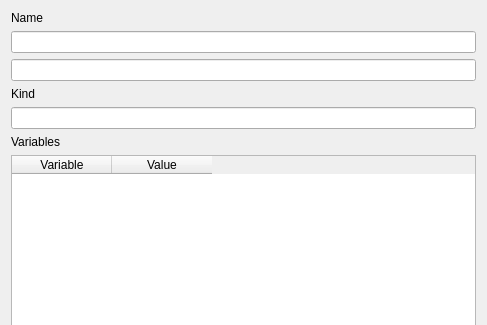
Above: freecad/PyrateWorkbench/Qt/dlg_cwov_edit.ui from mess42/pyrate before the change; both pictures show x 0 to 487 and y 0 to 325 of the 487 by 620 pixel window. Below: the same form after it.
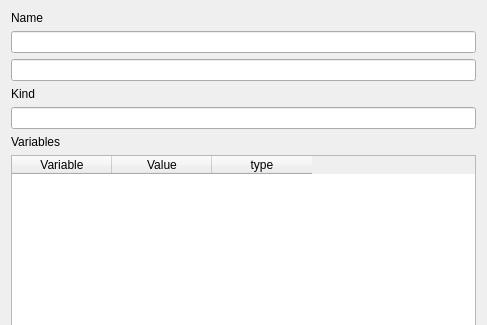
That is the form after the change.

Commit message: ui: interface for class with optimizable variables; missing: functionobject and optimizablevariable

```diff
--- a/freecad/PyrateWorkbench/Qt/dlg_cwov_edit.ui
+++ b/freecad/PyrateWorkbench/Qt/dlg_cwov_edit.ui
@@ -55,7 +55,7 @@
    <item row="8" column="0">
     <widget class="QTableWidget" name="tableWidget_variables">
      <property name="columnCount">
-      <number>2</number>
+      <number>3</number>
      </property>
      <column>
       <property name="text">
@@ -67,6 +67,11 @@
        <string>Value</string>
       </property>
      </column>
+     <column>
+      <property name="text">
+       <string>type</string>
+      </property>
+     </column>
     </widget>
    </item>
    <item row="10" column="0">
```
The commit also changes 3 other files.
